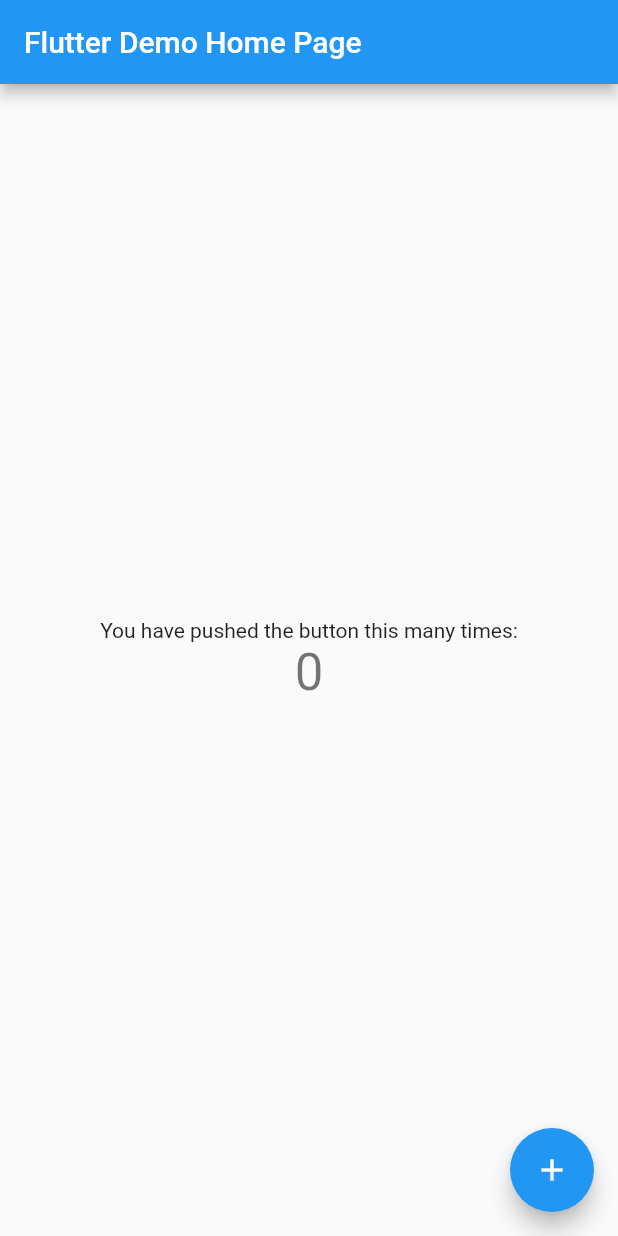
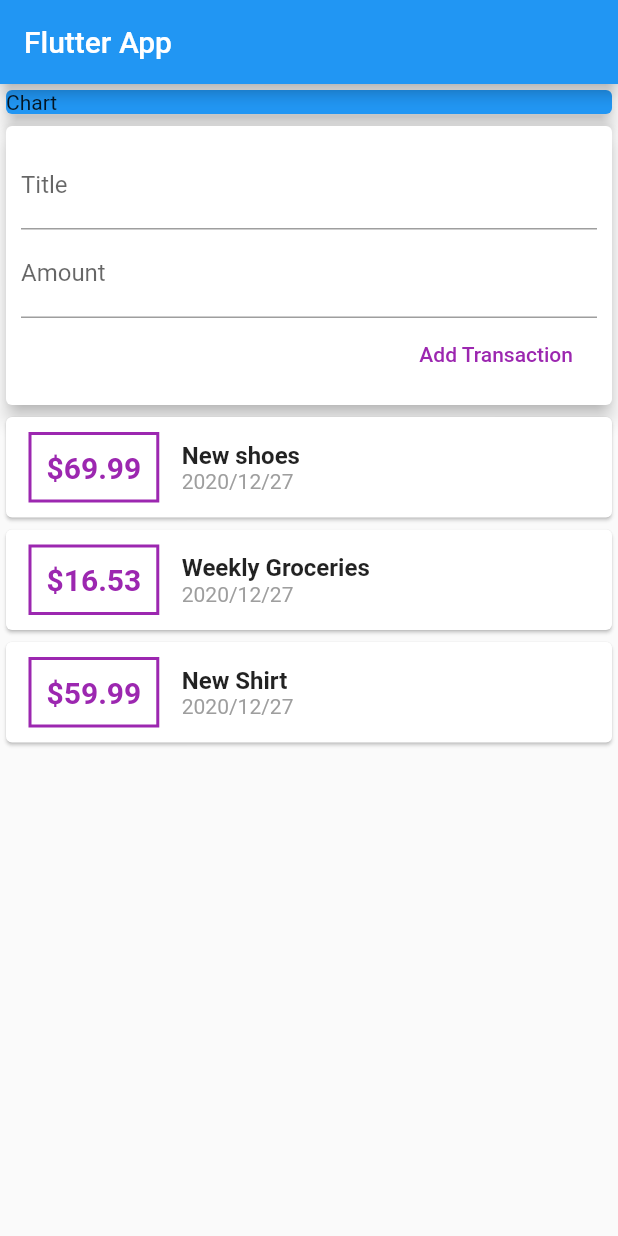
Before and after one commit to ydang204/flutter-complete-guide, a Flutter app: the screen it shows after launch, on a phone screen of 412 x 824 dp. Run offline on Flutter 3.47's test engine with Material 2 defaults, Android fonts, the phone set to English and light mode, and no system bars.

Commit message:
Add new transaction

```diff
--- a/personal_expense_app/lib/main.dart
+++ b/personal_expense_app/lib/main.dart
@@ -1,117 +1,47 @@
 import 'package:flutter/material.dart';
+
+import 'widgets/user_transaction.dart';
 
 void main() {
   runApp(MyApp());
 }
 
 class MyApp extends StatelessWidget {
-  // This widget is the root of your application.
+  const MyApp({Key key}) : super(key: key);
+
   @override
   Widget build(BuildContext context) {
     return MaterialApp(
-      title: 'Flutter Demo',
-      theme: ThemeData(
-        // This is the theme of your application.
-        //
-        // Try running your application with "flutter run". You'll see the
-        // application has a blue toolbar. Then, without quitting the app, try
-        // changing the primarySwatch below to Colors.green and then invoke
-        // "hot reload" (press "r" in the console where you ran "flutter run",
-        // or simply save your changes to "hot reload" in a Flutter IDE).
-        // Notice that the counter didn't reset back to zero; the application
-        // is not restarted.
-        primarySwatch: Colors.blue,
-        // This makes the visual density adapt to the platform that you run
-        // the app on. For desktop platforms, the controls will be smaller and
-        // closer together (more dense) than on mobile platforms.
-        visualDensity: VisualDensity.adaptivePlatformDensity,
-      ),
-      home: MyHomePage(title: 'Flutter Demo Home Page'),
+      title: 'Flutter App',
+      home: MyHomePage(),
     );
   }
 }
 
-class MyHomePage extends StatefulWidget {
-  MyHomePage({Key key, this.title}) : super(key: key);
-
-  // This widget is the home page of your application. It is stateful, meaning
-  // that it has a State object (defined below) that contains fields that affect
-  // how it looks.
-
-  // This class is the configuration for the state. It holds the values (in this
-  // case the title) provided by the parent (in this case the App widget) and
-  // used by the build method of the State. Fields in a Widget subclass are
-  // always marked "final".
-
-  final String title;
-
-  @override
-  _MyHomePageState createState() => _MyHomePageState();
-}
-
-class _MyHomePageState extends State<MyHomePage> {
-  int _counter = 0;
-
-  void _incrementCounter() {
-    setState(() {
-      // This call to setState tells the Flutter framework that something has
-      // changed in this State, which causes it to rerun the build method below
-      // so that the display can reflect the updated values. If we changed
-      // _counter without calling setState(), then the build method would not be
-      // called again, and so nothing would appear to happen.
-      _counter++;
-    });
-  }
-
+class MyHomePage extends StatelessWidget {
   @override
   Widget build(BuildContext context) {
-    // This method is rerun every time setState is called, for instance as done
-    // by the _incrementCounter method above.
-    //
-    // The Flutter framework has been optimized to make rerunning build methods
-    // fast, so that you can just rebuild anything that needs updating rather
-    // than having to individually change instances of widgets.
     return Scaffold(
       appBar: AppBar(
-        // Here we take the value from the MyHomePage object that was created by
-        // the App.build method, and use it to set our appbar title.
-        title: Text(widget.title),
+        title: Text('Flutter App'),
       ),
-      body: Center(
-        // Center is a layout widget. It takes a single child and positions it
-        // in the middle of the parent.
+      body: SingleChildScrollView(
         child: Column(
-          // Column is also a layout widget. It takes a list of children and
-          // arranges them vertically. By default, it sizes itself to fit its
-          // children horizontally, and tries to be as tall as its parent.
-          //
-          // Invoke "debug painting" (press "p" in the console, choose the
-          // "Toggle Debug Paint" action from the Flutter Inspector in Android
-          // Studio, or the "Toggle Debug Paint" command in Visual Studio Code)
-          // to see the wireframe for each widget.
-          //
-          // Column has various properties to control how it sizes itself and
-          // how it positions its children. Here we use mainAxisAlignment to
-          // center the children vertically; the main axis here is the vertical
-          // axis because Columns are vertical (the cross axis would be
-          // horizontal).
-          mainAxisAlignment: MainAxisAlignment.center,
+          mainAxisAlignment: MainAxisAlignment.start,
+          crossAxisAlignment: CrossAxisAlignment.center,
           children: <Widget>[
-            Text(
-              'You have pushed the button this many times:',
+            Container(
+              width: double.infinity,
+              child: Card(
+                color: Colors.blue,
+                child: Text('Chart'),
+                elevation: 5,
+              ),
             ),
-            Text(
-              '$_counter',
-              style: Theme.of(context).textTheme.headline4,
-            ),
+            UserTransactions(),
           ],
         ),
       ),
-      floatingActionButton: FloatingActionButton(
-        onPressed: _incrementCounter,
-        tooltip: 'Increment',
-        child: Icon(Icons.add),
-      ), // This trailing comma makes auto-formatting nicer for build methods.
     );
   }
 }
--- /dev/null
+++ b/personal_expense_app/lib/models/transaction.dart
@@ -0,0 +1,14 @@
+import 'package:flutter/foundation.dart';
+
+class Transaction {
+  final String id;
+  final String title;
+  final double amount;
+  final DateTime date;
+
+  Transaction(
+      {@required this.id,
+      @required this.amount,
+      @required this.date,
+      @required this.title});
+}
--- /dev/null
+++ b/personal_expense_app/lib/widgets/new_transaction.dart
@@ -0,0 +1,44 @@
+import 'package:flutter/material.dart';
+
+class NewTransaction extends StatelessWidget {
+  final titleController = TextEditingController();
+  final amountController = TextEditingController();
+  final Function addNewTransaction;
+  NewTransaction({this.addNewTransaction});
+
+  @override
+  Widget build(BuildContext context) {
+    return Container(
+      child: Card(
+        elevation: 5,
+        child: Container(
+          padding: EdgeInsets.all(10),
+          child: Column(
+            crossAxisAlignment: CrossAxisAlignment.end,
+            children: [
+              TextField(
+                decoration: InputDecoration(labelText: 'Title'),
+                // onChanged: (value) => title = value,
+                controller: titleController,
+              ),
+              TextField(
+                decoration: InputDecoration(labelText: 'Amount'),
+                keyboardType: TextInputType.number,
+                // onChanged: (value) => amount = value,
+                controller: amountController,
+              ),
+              FlatButton(
+                child: Text('Add Transaction'),
+                textColor: Colors.purple,
+                onPressed: () {
+                  addNewTransaction(titleController.text,
+                      double.parse(amountController.text));
+                },
+              )
+            ],
+          ),
+        ),
+      ),
+    );
+  }
+}
--- /dev/null
+++ b/personal_expense_app/lib/widgets/transaction_list.dart
@@ -0,0 +1,53 @@
+import 'package:flutter/material.dart';
+import 'package:intl/intl.dart';
+
+import '../models/transaction.dart';
+
+class TransactionList extends StatelessWidget {
+  final List<Transaction> transactions;
+
+  TransactionList({this.transactions});
+
+  @override
+  Widget build(BuildContext context) {
+    return Container(
+      height: 300,
+      child: ListView.builder(
+        itemBuilder: (context, index) {
+          final transaction = transactions[index];
+          return Card(
+              child: Row(
+            children: [
+              Container(
+                  margin: EdgeInsets.symmetric(vertical: 10, horizontal: 15),
+                  decoration: BoxDecoration(
+                      border: Border.all(color: Colors.purple, width: 2)),
+                  padding: EdgeInsets.all(10),
+                  child: Text(
+                    '\$${transaction.amount}',
+                    style: TextStyle(
+                        fontWeight: FontWeight.bold,
+                        fontSize: 20,
+                        color: Colors.purple),
+                  )),
+              Column(
+                crossAxisAlignment: CrossAxisAlignment.start,
+                children: [
+                  Text(
+                    transaction.title,
+                    style: TextStyle(fontSize: 16, fontWeight: FontWeight.bold),
+                  ),
+                  Text(
+                    DateFormat('yyyy/MM/dd').format(transaction.date),
+                    style: TextStyle(color: Colors.grey),
+                  ),
+                ],
+              )
+            ],
+          ));
+        },
+        itemCount: transactions.length,
+      ),
+    );
+  }
+}
--- /dev/null
+++ b/personal_expense_app/lib/widgets/user_transaction.dart
@@ -0,0 +1,51 @@
+import 'package:flutter/material.dart';
+
+import '../models/transaction.dart';
+import 'new_transaction.dart';
+import 'transaction_list.dart';
+
+class UserTransactions extends StatefulWidget {
+  UserTransactions({Key key}) : super(key: key);
+
+  @override
+  _UserTransactionsState createState() => _UserTransactionsState();
+}
+
+class _UserTransactionsState extends State<UserTransactions> {
+  final List<Transaction> _transactions = [
+    Transaction(
+        id: 't1', title: 'New shoes', amount: 69.99, date: DateTime.now()),
+    Transaction(
+        id: 't2',
+        title: 'Weekly Groceries',
+        amount: 16.53,
+        date: DateTime.now()),
+    Transaction(
+        id: 't1', title: 'New Shirt', amount: 59.99, date: DateTime.now()),
+  ];
+
+  void _addNewTransaction(String title, double amount) {
+    final newTransaction = Transaction(
+        title: title,
+        amount: amount,
+        date: DateTime.now(),
+        id: DateTime.now().toString());
+    setState(() {
+      _transactions.add(newTransaction);
+    });
+  }
+
+  @override
+  Widget build(BuildContext context) {
+    return Column(
+      children: [
+        NewTransaction(
+          addNewTransaction: _addNewTransaction,
+        ),
+        TransactionList(
+          transactions: _transactions,
+        ),
+      ],
+    );
+  }
+}
--- a/personal_expense_app/pubspec.yaml
+++ b/personal_expense_app/pubspec.yaml
@@ -28,6 +28,7 @@ dependencies:
   # The following adds the Cupertino Icons font to your application.
   # Use with the CupertinoIcons class for iOS style icons.
   cupertino_icons: ^1.0.0
+  intl: ^0.16.1
 
 dev_dependencies:
   flutter_test:
```
Also changed, not shown: personal_expense_app/pubspec.lock, 1 other file.
